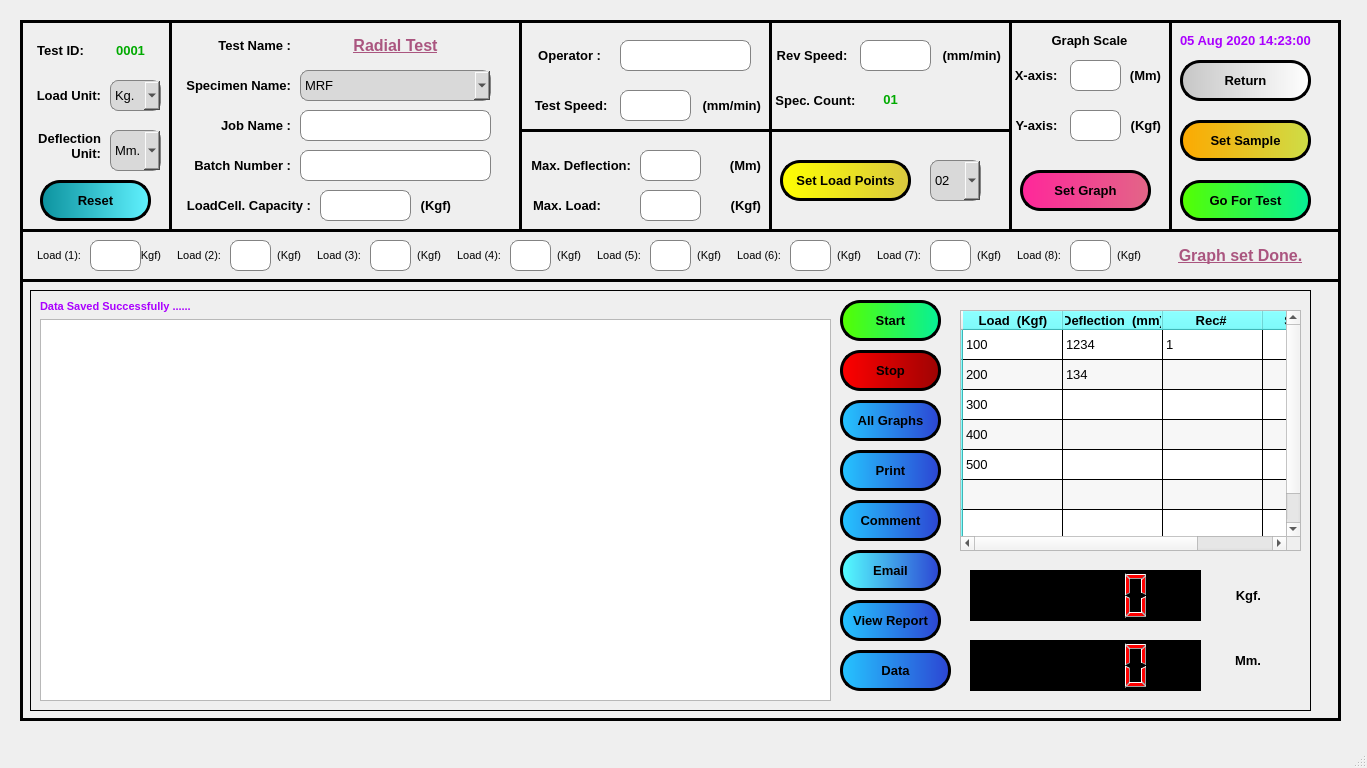
This is TYR_2.0_18.5/ui/TYR_START_TEST_RADIAL.ui in sanjaymanegit/testRepo as Qt 5 draws it before an edit. The edited form follows.
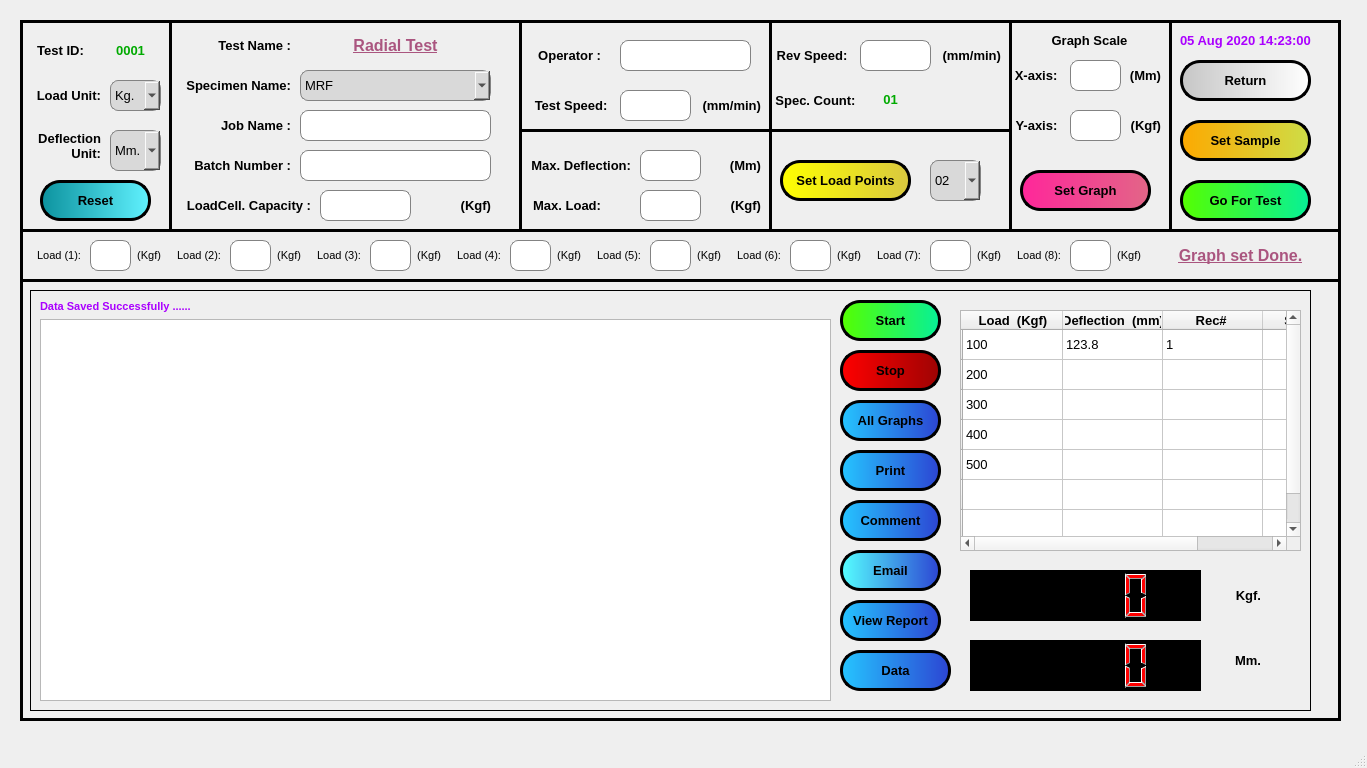
This is the edited form.

Commit message: new UI added , developbed by Anil

What changed in the file:
```diff
--- a/TYR_2.0_18.5/ui/TYR_START_TEST_RADIAL.ui
+++ b/TYR_2.0_18.5/ui/TYR_START_TEST_RADIAL.ui
@@ -460,31 +460,6 @@
         <height>241</height>
        </rect>
       </property>
-      <property name="styleSheet">
-       <string notr="true">QTableWidget {gridline-color: rgb(0, 0, 0); font: 75 12pt &quot;Arial&quot;; selection-color: green;}
-QTableWidget::item:selected{
-color: rgb(255, 255, 255);
-background-color: rgb(0, 255, 0);
-}
-QHeaderView{
-font: 75 12pt &quot;Arial&quot;;
-background-color: rgb(85, 255, 255);
-}
-QHeaderView::section{
-font: 75 10pt &quot;Arial&quot;;
-background-color: rgb(85, 255, 255);
-}
-QTableWidget::item:hover{background-color: rgb(255, 255, 0);}</string>
-      </property>
-      <property name="dragEnabled">
-       <bool>true</bool>
-      </property>
-      <property name="alternatingRowColors">
-       <bool>true</bool>
-      </property>
-      <property name="gridStyle">
-       <enum>Qt::SolidLine</enum>
-      </property>
       <row>
        <property name="text">
         <string/>
@@ -585,7 +560,7 @@
       </item>
       <item row="0" column="1">
        <property name="text">
-        <string>1234</string>
+        <string>123.8</string>
        </property>
        <property name="font">
         <font>
@@ -610,11 +585,6 @@
         <string>200</string>
        </property>
       </item>
-      <item row="1" column="1">
-       <property name="text">
-        <string>134</string>
-       </property>
-      </item>
       <item row="2" column="0">
        <property name="text">
         <string>300</string>
@@ -2149,7 +2119,7 @@
       <rect>
        <x>400</x>
        <y>170</y>
-       <width>31</width>
+       <width>71</width>
        <height>31</height>
       </rect>
      </property>
@@ -2356,7 +2326,7 @@
       <rect>
        <x>70</x>
        <y>220</y>
-       <width>51</width>
+       <width>41</width>
        <height>31</height>
       </rect>
      </property>
```
The commit also changes 2 other files.
